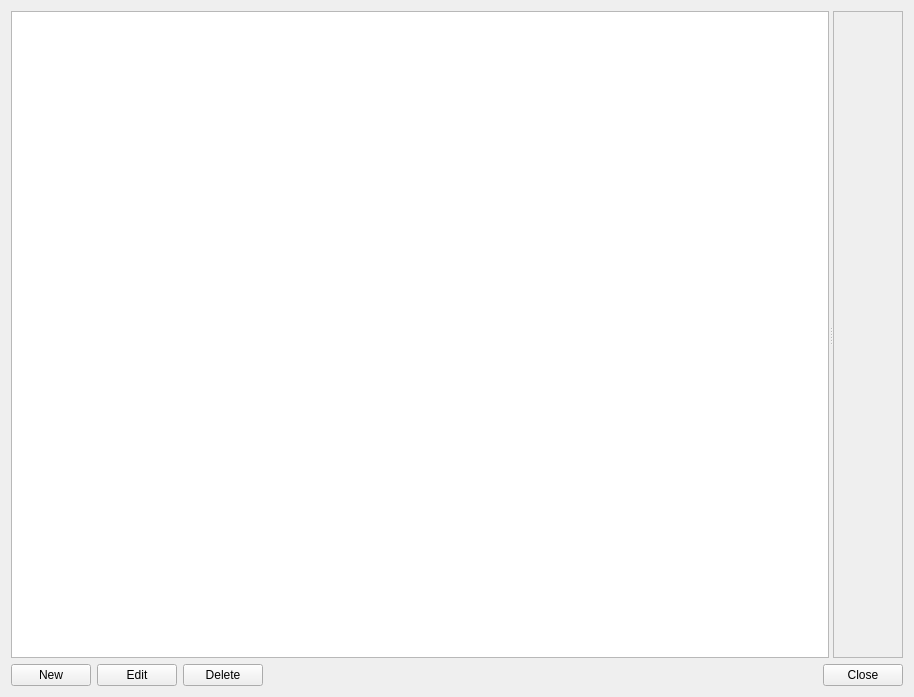
The window that src/presentation/forms/manage_engines.ui (karagog/GKChess) describes before a commit, drawn with Qt 5.
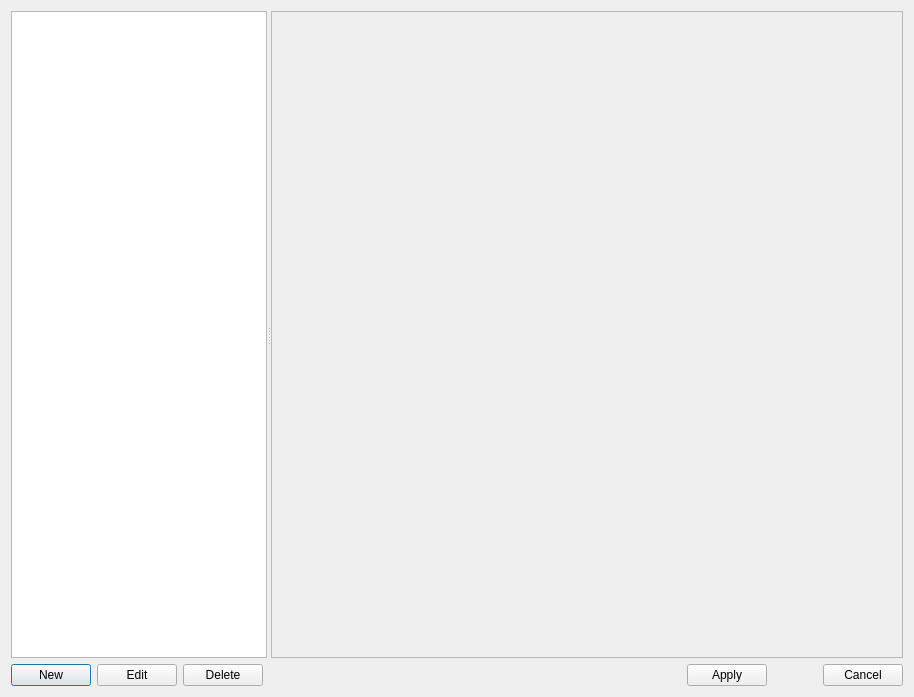
The same window after the commit.

Commit message: Worked on the engine settings.  Now it doesn't apply changes immediately, but waits until you say "apply".  It also lets you cancel changes.

Diff of the .ui file:
```diff
--- a/src/presentation/forms/manage_engines.ui
+++ b/src/presentation/forms/manage_engines.ui
@@ -1,7 +1,7 @@
 <?xml version="1.0" encoding="UTF-8"?>
 <ui version="4.0">
  <class>ManageEngines</class>
- <widget class="QWidget" name="ManageEngines">
+ <widget class="QDialog" name="ManageEngines">
   <property name="geometry">
    <rect>
     <x>0</x>
@@ -30,6 +30,12 @@
      </property>
      <widget class="QListWidget" name="lst_engines"/>
      <widget class="QScrollArea" name="scrollArea">
+      <property name="sizePolicy">
+       <sizepolicy hsizetype="Expanding" vsizetype="Expanding">
+        <horstretch>1</horstretch>
+        <verstretch>0</verstretch>
+       </sizepolicy>
+      </property>
       <property name="widgetResizable">
        <bool>true</bool>
       </property>
@@ -38,7 +44,7 @@
         <rect>
          <x>0</x>
          <y>0</y>
-         <width>283</width>
+         <width>634</width>
          <height>648</height>
         </rect>
        </property>
@@ -95,10 +101,33 @@
         </property>
        </spacer>
       </item>
+      <item>
+       <widget class="QPushButton" name="pushButton_2">
+        <property name="text">
+         <string>Apply</string>
+        </property>
+       </widget>
+      </item>
+      <item>
+       <spacer name="horizontalSpacer_2">
+        <property name="orientation">
+         <enum>Qt::Horizontal</enum>
+        </property>
+        <property name="sizeType">
+         <enum>QSizePolicy::Preferred</enum>
+        </property>
+        <property name="sizeHint" stdset="0">
+         <size>
+          <width>50</width>
+          <height>20</height>
+         </size>
+        </property>
+       </spacer>
+      </item>
       <item>
        <widget class="QPushButton" name="pushButton">
         <property name="text">
-         <string>Close</string>
+         <string>Cancel</string>
         </property>
        </widget>
       </item>
```
Left out of the diff: 36 changed lines with no effect on the pictures. The commit also changes 8 other files.
